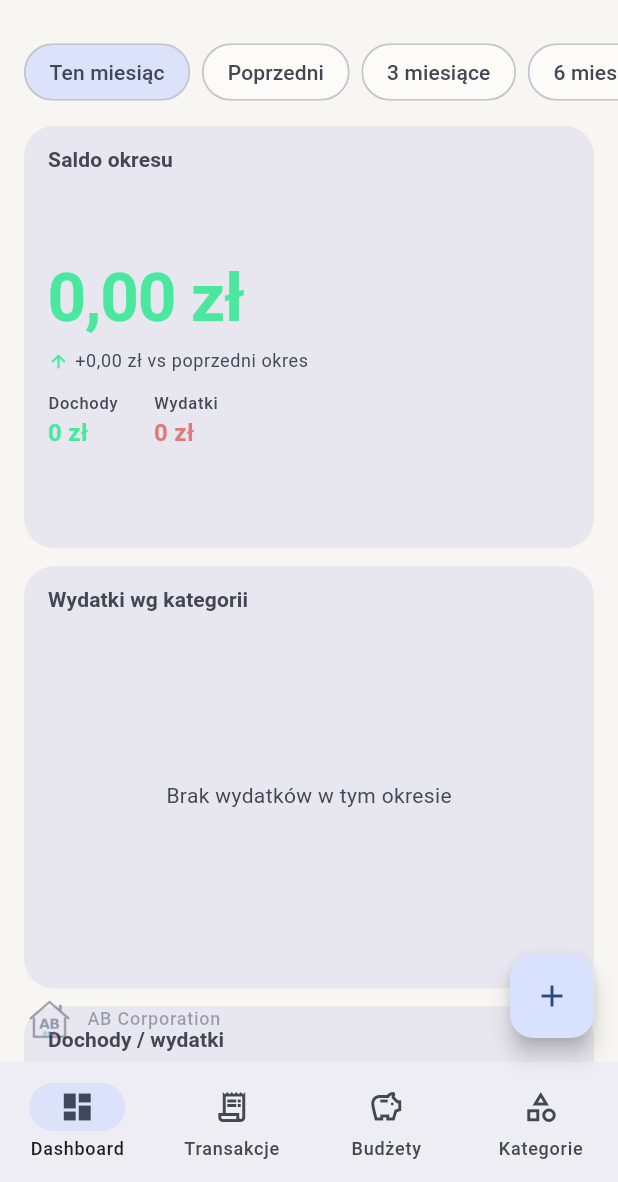
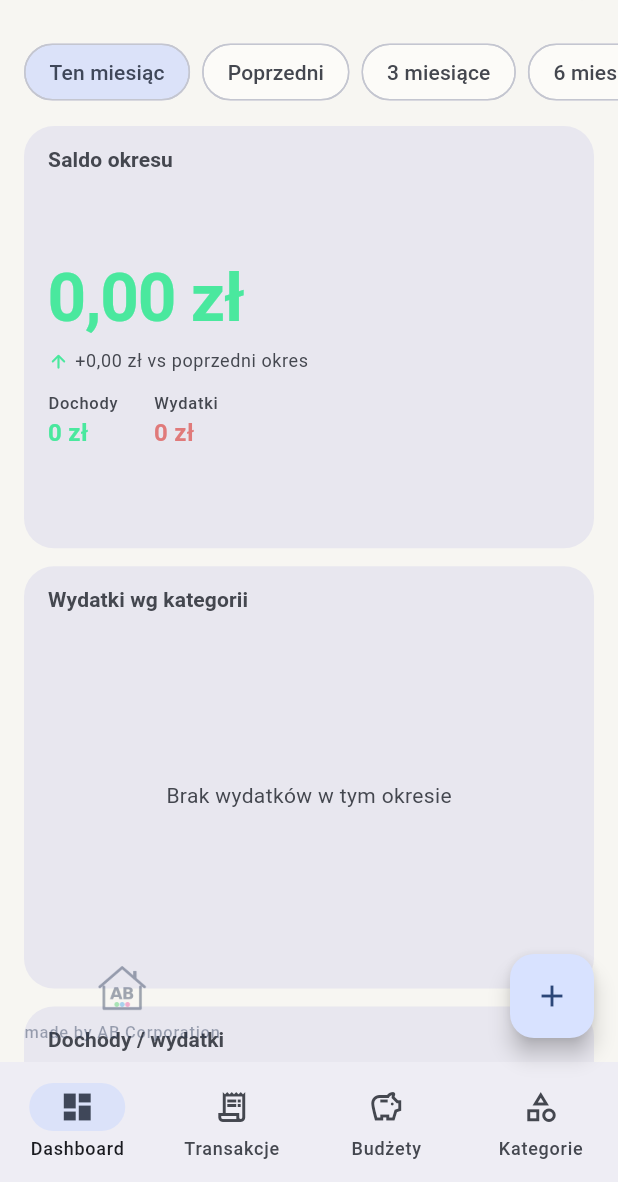
Before and after one commit to adrianbryniarski-tech/Test-e, a Flutter app: the HomeShell screen opened by its route, on a phone screen of 412 x 824 dp, the part 54-1236 px from its top. Run offline on Flutter 3.47's test engine with Material 3 defaults, Android fonts, the phone set to English and light mode, and no system bars; our stand-ins replace audioplayers, connectivity_plus, fl_chart, flutter_riverpod, go_router, shared_preferences and 2 more; missing offline and left inert: vosk_flutter_2; accounts and stored records are empty; statements that could not run were skipped.

Commit message:
fix(branding): watermark — logo NAD tekstem (pionowo) + pełny tekst
User chciał układ jak na szkicu: logo na górze, "made by AB
Corporation" pod spodem (pionowo, wyśrodkowane). Miałem Row (logo obok
tekstu) — zmieniam na Column.

- Row → Column, crossAxisAlignment center
- Logo 34 → 40px
- Tekst "AB Corporation" → "made by AB Corporation" (pełny)
- Pozycja (lewy dolny) i opacity (0.4) bez zmian

```diff
--- a/lib/shared/widgets/brand_watermark.dart
+++ b/lib/shared/widgets/brand_watermark.dart
@@ -24,16 +24,18 @@ class BrandWatermark extends StatelessWidget {
       child: IgnorePointer(
         child: Opacity(
           opacity: 0.4,
-          child: Row(
+          // Układ pionowy: logo NAD tekstem (jak zaakceptowany szkic).
+          child: Column(
             mainAxisSize: MainAxisSize.min,
+            crossAxisAlignment: CrossAxisAlignment.center,
             children: [
-              Image.asset(asset, width: 34, height: 34),
-              const SizedBox(width: 8),
+              Image.asset(asset, width: 40, height: 40),
+              const SizedBox(height: 2),
               Text(
-                'AB Corporation',
+                'made by AB Corporation',
                 style: TextStyle(
                   color: textColor,
-                  fontSize: 12,
+                  fontSize: 11,
                   letterSpacing: 0.5,
                   fontWeight: FontWeight.w500,
                 ),
```
